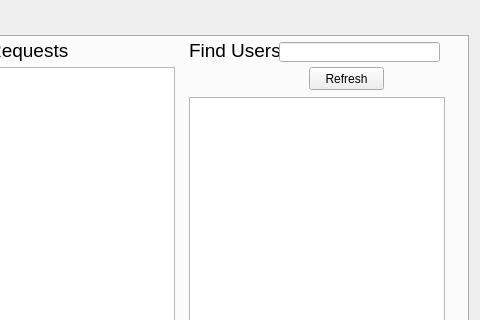
First picture: the form in main.ui, repository Orico83/FileSpace, before the edit; both pictures show x 374 to 854 and y 0 to 320 of the 854 by 605 pixel window.
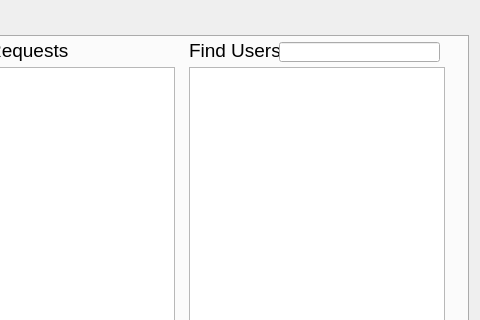
Second picture: the form after the edit. The open tabs and pages were chosen to show the change.

What changed in the file:
```diff
--- a/main.ui
+++ b/main.ui
@@ -189,9 +189,9 @@
        <property name="geometry">
         <rect>
          <x>550</x>
-         <y>60</y>
+         <y>30</y>
          <width>256</width>
-         <height>481</height>
+         <height>511</height>
         </rect>
        </property>
        <property name="font">
@@ -199,6 +199,9 @@
          <pointsize>14</pointsize>
         </font>
        </property>
+       <property name="alternatingRowColors">
+        <bool>true</bool>
+       </property>
       </widget>
       <widget class="QLabel" name="search_users_label">
        <property name="geometry">
@@ -231,22 +234,6 @@
         <string/>
        </property>
       </widget>
-      <widget class="QPushButton" name="refresh_users_button">
-       <property name="geometry">
-        <rect>
-         <x>670</x>
-         <y>30</y>
-         <width>75</width>
-         <height>23</height>
-        </rect>
-       </property>
-       <property name="text">
-        <string>Refresh</string>
-       </property>
-       <property name="shortcut">
-        <string>F5</string>
-       </property>
-      </widget>
      </widget>
     </widget>
    </item>
```
Left out of the diff: 21 changed lines with no effect on the pictures.
